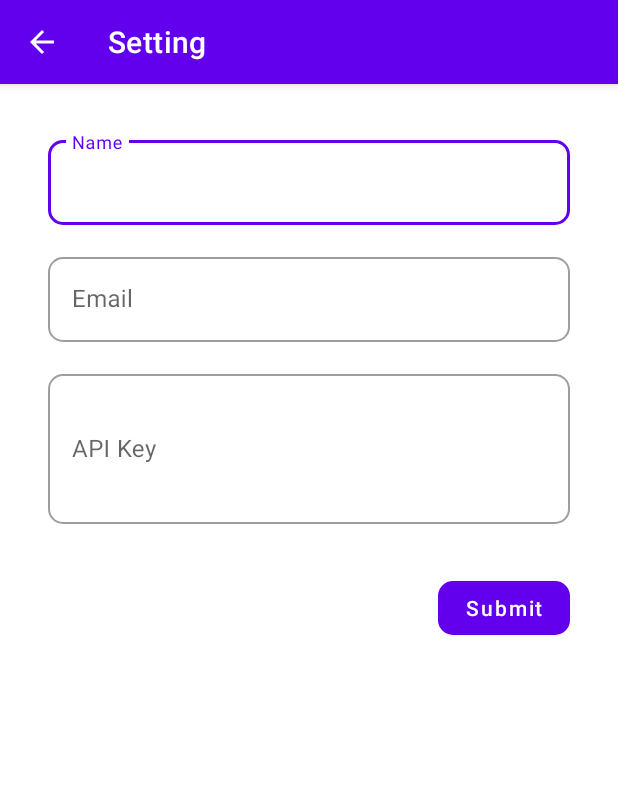
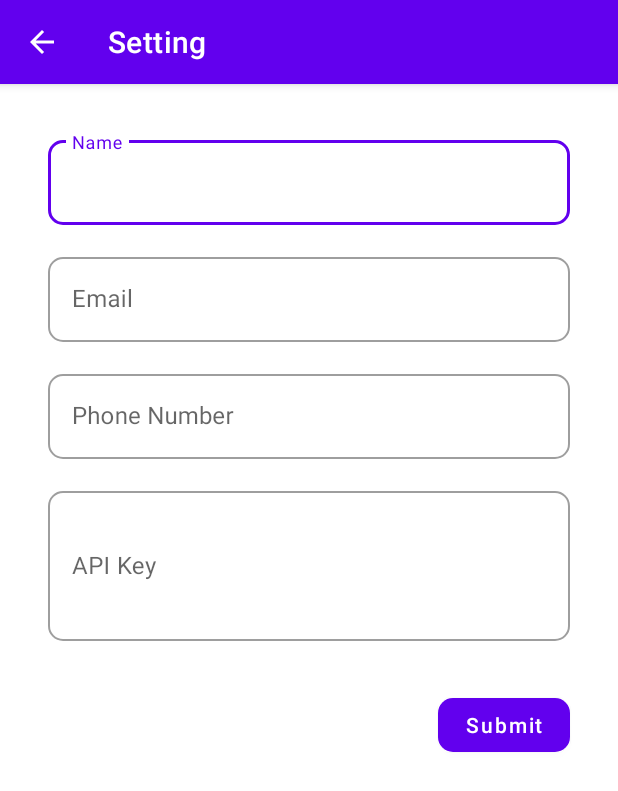
Before and after one commit to reskimulud/encrypted-datastore, an Android app: the screen it shows after launch (SettingActivity), after a tap on "Setting", on a phone screen of 412 x 824 dp. Shown: the top 791 px of the screen. Run offline under Robolectric (Android 15) with nearby library versions, the phone set to English and light mode, and no system bars; pictures from the network do not load; 24 statements that could not run were skipped.

Commit message:
add user phone number

```diff
--- a/app/src/main/java/io/reskimulud/encrypteddatastore/presentation/SettingActivity.kt
+++ b/app/src/main/java/io/reskimulud/encrypteddatastore/presentation/SettingActivity.kt
@@ -36,6 +36,9 @@ class SettingActivity : AppCompatActivity() {
         viewModel.userEmail.observe(this) {
             if (it.isNotEmpty()) binding.etEmail.setText(it)
         }
+        viewModel.userPhoneNumber.observe(this) {
+            if (it.isNotEmpty()) binding.etPhoneNumber.setText(it)
+        }
         viewModel.userApiKey.observe(this) {
             if (it.isNotEmpty()) binding.etApiKey.setText(it)
         }
@@ -44,6 +47,7 @@ class SettingActivity : AppCompatActivity() {
     private fun onSubmitHandler() {
         val name = binding.etName.text.toString().trim()
         val email = binding.etEmail.text.toString().trim()
+        val phoneNumber = binding.etPhoneNumber.text.toString().trim()
         val apiKey = binding.etApiKey.text.toString().trim()
 
         if (Patterns.EMAIL_ADDRESS.matcher(email).matches()) {
@@ -51,6 +55,7 @@ class SettingActivity : AppCompatActivity() {
             viewModel.apply {
                 setUserName(name)
                 setUserEmail(email)
+                setUserPhoneNumber(phoneNumber)
                 setUserApiKey(apiKey)
             }
 
--- /dev/null
+++ b/app/src/main/res/drawable/ic_call.xml
@@ -0,0 +1,5 @@
+<vector android:height="24dp" android:tint="#000000"
+    android:viewportHeight="24" android:viewportWidth="24"
+    android:width="24dp" xmlns:android="http://schemas.android.com/apk/res/android">
+    <path android:fillColor="@android:color/white" android:pathData="M20.01,15.38c-1.23,0 -2.42,-0.2 -3.53,-0.56 -0.35,-0.12 -0.74,-0.03 -1.01,0.24l-1.57,1.97c-2.83,-1.35 -5.48,-3.9 -6.89,-6.83l1.95,-1.66c0.27,-0.28 0.35,-0.67 0.24,-1.02 -0.37,-1.11 -0.56,-2.3 -0.56,-3.53 0,-0.54 -0.45,-0.99 -0.99,-0.99H4.19C3.65,3 3,3.24 3,3.99 3,13.28 10.73,21 20.01,21c0.71,0 0.99,-0.63 0.99,-1.18v-3.45c0,-0.54 -0.45,-0.99 -0.99,-0.99z"/>
+</vector>
--- a/app/src/main/res/layout/activity_setting.xml
+++ b/app/src/main/res/layout/activity_setting.xml
@@ -65,6 +65,35 @@
     </com.google.android.material.textfield.TextInputLayout>
 
     <com.google.android.material.textfield.TextInputLayout
+        android:id="@+id/phone_number"
+        style="@style/Widget.MaterialComponents.TextInputLayout.OutlinedBox"
+        android:layout_width="0dp"
+        android:layout_height="wrap_content"
+        android:layout_marginStart="32dp"
+        android:layout_marginTop="16dp"
+        android:layout_marginEnd="32dp"
+        app:boxCornerRadiusBottomEnd="10dp"
+        app:boxCornerRadiusBottomStart="10dp"
+        app:boxCornerRadiusTopEnd="10dp"
+        app:boxCornerRadiusTopStart="10dp"
+        app:layout_constraintEnd_toEndOf="parent"
+        app:layout_constraintStart_toStartOf="parent"
+        app:layout_constraintTop_toBottomOf="@id/email">
+
+        <com.google.android.material.textfield.TextInputEditText
+            android:id="@+id/et_phone_number"
+            android:layout_width="match_parent"
+            android:layout_height="wrap_content"
+            android:hint="@string/phone_number"
+            android:ems="10"
+            android:focusable="true"
+            android:focusableInTouchMode="true"
+            android:inputType="number"
+            tools:ignore="SpeakableTextPresentCheck" />
+
+    </com.google.android.material.textfield.TextInputLayout>
+
+    <com.google.android.material.textfield.TextInputLayout
         android:id="@+id/api_key"
         style="@style/Widget.MaterialComponents.TextInputLayout.OutlinedBox"
         android:layout_width="0dp"
@@ -78,7 +107,7 @@
         app:boxCornerRadiusTopStart="10dp"
         app:layout_constraintEnd_toEndOf="parent"
         app:layout_constraintStart_toStartOf="parent"
-        app:layout_constraintTop_toBottomOf="@id/email">
+        app:layout_constraintTop_toBottomOf="@id/phone_number">
 
         <com.google.android.material.textfield.TextInputEditText
             android:id="@+id/et_api_key"
--- a/app/src/main/res/menu/main_menu.xml
+++ b/app/src/main/res/menu/main_menu.xml
@@ -1,6 +1,13 @@
 <?xml version="1.0" encoding="utf-8"?>
 <menu xmlns:android="http://schemas.android.com/apk/res/android"
     xmlns:app="http://schemas.android.com/apk/res-auto">
+    <item
+        android:id="@+id/phone_call"
+        android:title="@string/phone_call"
+        android:icon="@drawable/ic_call"
+        app:iconTint="@android:color/white"
+        app:showAsAction="ifRoom"/>
+
     <item
         android:id="@+id/setting"
         android:title="@string/setting"
--- a/app/src/main/res/values/strings.xml
+++ b/app/src/main/res/values/strings.xml
@@ -11,4 +11,6 @@
     <string name="encryption_decryption_process">Encryption/Decryption Process</string>
     <string name="decrypt">Decrypt</string>
     <string name="encrypt">Encrypt</string>
+    <string name="phone_number">Phone Number</string>
+    <string name="phone_call">Phone Call</string>
 </resources>
```
Also changed, not shown: app/src/main/java/io/reskimulud/encrypteddatastore/data/UserRepository.kt (+12 -0 lines), app/src/main/java/io/reskimulud/encrypteddatastore/data/datastore/PreferencesDataStore.kt (+22 -1 lines), app/src/main/java/io/reskimulud/encrypteddatastore/presentation/MainActivity.kt (+14 -0 lines), app/src/main/java/io/reskimulud/encrypteddatastore/presentation/UserViewModel.kt (+9 -0 lines).
